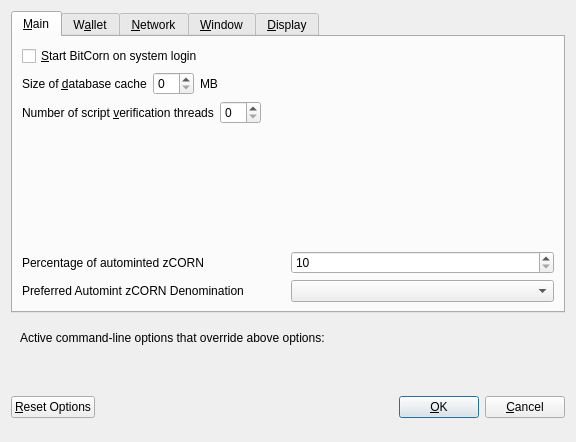
Old version of the form src/qt/forms/optionsdialog.ui in the repository BITCORNProject/BITCORN-oldchain.
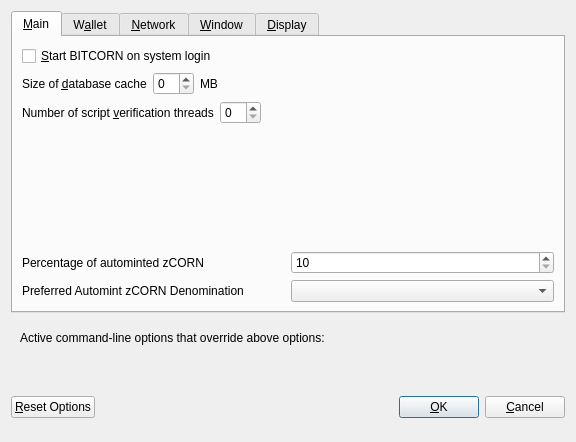
New version of the form. Custom widgets are drawn as their Qt base class.

```diff
--- a/src/qt/forms/optionsdialog.ui
+++ b/src/qt/forms/optionsdialog.ui
@@ -33,7 +33,7 @@
           <string>Automatically start BitCorn after logging in to the system.</string>
          </property>
          <property name="text">
-          <string>&amp;Start BitCorn on system login</string>
+          <string>&amp;Start BITCORN on system login</string>
          </property>
         </widget>
        </item>
```
Left out of the diff: 8 changed lines with no effect on the pictures.
